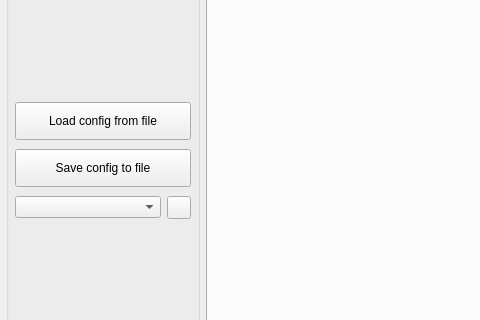
First picture: the form in src/mainwindow.ui, repository FreeJoy-Team/FreeJoyConfiguratorQt, before the edit; both pictures show x 0 to 480 and y 244 to 564 of the 1180 by 695 pixel window.
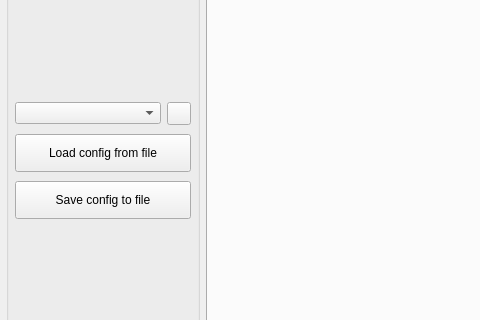
Second picture: the form after the edit. Icons and pictures are not drawn. Custom widgets are drawn as their Qt base class.

Diff of the .ui file:
```diff
--- a/src/mainwindow.ui
+++ b/src/mainwindow.ui
@@ -265,7 +265,7 @@
       <property name="title">
        <string>Device</string>
       </property>
-      <layout class="QGridLayout" name="gridLayout_7" rowstretch="0,0,0,0,0,1,0,0,0,0,1,0,0" columnstretch="0">
+      <layout class="QGridLayout" name="gridLayout_7" rowstretch="0,0,0,0,0,1,0,0,0,0,1,0,0,0" columnstretch="0">
        <property name="leftMargin">
         <number>6</number>
        </property>
@@ -284,25 +284,6 @@
        <property name="verticalSpacing">
         <number>9</number>
        </property>
-       <item row="1" column="0">
-        <widget class="QLabel" name="label_DeviceStatus">
-         <property name="minimumSize">
-          <size>
-           <width>0</width>
-           <height>20</height>
-          </size>
-         </property>
-         <property name="styleSheet">
-          <string notr="true"/>
-         </property>
-         <property name="text">
-          <string/>
-         </property>
-         <property name="alignment">
-          <set>Qt::AlignCenter</set>
-         </property>
-        </widget>
-       </item>
        <item row="4" column="0">
         <widget class="QPushButton" name="pushButton_WriteConfig">
          <property name="enabled">
@@ -328,90 +309,7 @@
          </property>
         </widget>
        </item>
-       <item row="6" column="0">
-        <widget class="QPushButton" name="pushButton_LoadFromFile">
-         <property name="sizePolicy">
-          <sizepolicy hsizetype="Minimum" vsizetype="Expanding">
-           <horstretch>0</horstretch>
-           <verstretch>0</verstretch>
-          </sizepolicy>
-         </property>
-         <property name="minimumSize">
-          <size>
-           <width>165</width>
-           <height>37</height>
-          </size>
-         </property>
-         <property name="styleSheet">
-          <string notr="true">height: 30px;</string>
-         </property>
-         <property name="text">
-          <string>Load config from file</string>
-         </property>
-        </widget>
-       </item>
-       <item row="0" column="0">
-        <widget class="CenteredCBox" name="comboBox_HidDeviceList">
-         <property name="minimumSize">
-          <size>
-           <width>165</width>
-           <height>26</height>
-          </size>
-         </property>
-         <property name="styleSheet">
-          <string notr="true">height: 22px;</string>
-         </property>
-        </widget>
-       </item>
-       <item row="8" column="0">
-        <widget class="QPushButton" name="pushButton_SaveToFile">
-         <property name="sizePolicy">
-          <sizepolicy hsizetype="Minimum" vsizetype="Expanding">
-           <horstretch>0</horstretch>
-           <verstretch>0</verstretch>
-          </sizepolicy>
-         </property>
-         <property name="minimumSize">
-          <size>
-           <width>165</width>
-           <height>37</height>
-          </size>
-         </property>
-         <property name="styleSheet">
-          <string notr="true">height: 30px;</string>
-         </property>
-         <property name="text">
-          <string>Save config to file</string>
-         </property>
-        </widget>
-       </item>
-       <item row="5" column="0">
-        <spacer name="verticalSpacer">
-         <property name="orientation">
-          <enum>Qt::Vertical</enum>
-         </property>
-         <property name="sizeHint" stdset="0">
-          <size>
-           <width>20</width>
-           <height>40</height>
-          </size>
-         </property>
-        </spacer>
-       </item>
-       <item row="10" column="0">
-        <spacer name="verticalSpacer_2">
-         <property name="orientation">
-          <enum>Qt::Vertical</enum>
-         </property>
-         <property name="sizeHint" stdset="0">
-          <size>
-           <width>20</width>
-           <height>40</height>
-          </size>
-         </property>
-        </spacer>
-       </item>
-       <item row="11" column="0">
+       <item row="12" column="0">
         <widget class="QPushButton" name="pushButton_ResetAllPins">
          <property name="sizePolicy">
           <sizepolicy hsizetype="Minimum" vsizetype="Expanding">
@@ -436,44 +334,27 @@
          </property>
         </widget>
        </item>
-       <item row="9" column="0">
-        <layout class="QHBoxLayout" name="horizontalLayout_2" stretch="1,0">
-         <property name="spacing">
-          <number>6</number>
-         </property>
-         <property name="leftMargin">
-          <number>0</number>
-         </property>
-         <property name="topMargin">
-          <number>0</number>
-         </property>
-         <property name="rightMargin">
-          <number>0</number>
-         </property>
-         <property name="bottomMargin">
-          <number>0</number>
-         </property>
-         <item>
-          <widget class="QComboBox" name="comboBox_Configs"/>
-         </item>
-         <item>
-          <widget class="QToolButton" name="toolButton_ConfigsDir">
+       <item row="7" column="0">
+        <widget class="QPushButton" name="pushButton_LoadFromFile">
            <property name="sizePolicy">
-            <sizepolicy hsizetype="Preferred" vsizetype="Preferred">
+          <sizepolicy hsizetype="Minimum" vsizetype="Expanding">
              <horstretch>0</horstretch>
              <verstretch>0</verstretch>
             </sizepolicy>
            </property>
+         <property name="minimumSize">
+          <size>
+           <width>165</width>
+           <height>37</height>
+          </size>
+         </property>
+         <property name="styleSheet">
+          <string notr="true">height: 30px;</string>
+         </property>
            <property name="text">
-            <string/>
-           </property>
-           <property name="icon">
-            <iconset resource="resources.qrc">
-             <normaloff>:/Images/setings.png</normaloff>:/Images/setings.png</iconset>
-           </property>
-          </widget>
-         </item>
-        </layout>
+          <string>Load config from file</string>
+         </property>
+        </widget>
        </item>
        <item row="3" column="0">
         <widget class="QPushButton" name="pushButton_ReadConfig">
@@ -500,6 +381,41 @@
          </property>
         </widget>
        </item>
+       <item row="9" column="0">
+        <widget class="QPushButton" name="pushButton_SaveToFile">
+         <property name="sizePolicy">
+          <sizepolicy hsizetype="Minimum" vsizetype="Expanding">
+           <horstretch>0</horstretch>
+           <verstretch>0</verstretch>
+          </sizepolicy>
+         </property>
+         <property name="minimumSize">
+          <size>
+           <width>165</width>
+           <height>37</height>
+          </size>
+         </property>
+         <property name="styleSheet">
+          <string notr="true">height: 30px;</string>
+         </property>
+         <property name="text">
+          <string>Save config to file</string>
+         </property>
+        </widget>
+       </item>
+       <item row="5" column="0">
+        <spacer name="verticalSpacer">
+         <property name="orientation">
+          <enum>Qt::Vertical</enum>
+         </property>
+         <property name="sizeHint" stdset="0">
+          <size>
+           <width>20</width>
+           <height>40</height>
+          </size>
+         </property>
+        </spacer>
+       </item>
        <item row="2" column="0">
         <layout class="QHBoxLayout" name="horizontalLayout_3" stretch="1,1,1">
          <property name="spacing">
@@ -565,7 +481,26 @@
          </item>
         </layout>
        </item>
-       <item row="12" column="0">
+       <item row="1" column="0">
+        <widget class="QLabel" name="label_DeviceStatus">
+         <property name="minimumSize">
+          <size>
+           <width>0</width>
+           <height>20</height>
+          </size>
+         </property>
+         <property name="styleSheet">
+          <string notr="true"/>
+         </property>
+         <property name="text">
+          <string/>
+         </property>
+         <property name="alignment">
+          <set>Qt::AlignCenter</set>
+         </property>
+        </widget>
+       </item>
+       <item row="13" column="0">
         <widget class="QPushButton" name="pushButton_ShowDebug">
          <property name="sizePolicy">
           <sizepolicy hsizetype="Minimum" vsizetype="Expanding">
@@ -587,6 +522,71 @@
          </property>
         </widget>
        </item>
+       <item row="0" column="0">
+        <widget class="CenteredCBox" name="comboBox_HidDeviceList">
+         <property name="minimumSize">
+          <size>
+           <width>165</width>
+           <height>26</height>
+          </size>
+         </property>
+         <property name="styleSheet">
+          <string notr="true">height: 22px;</string>
+         </property>
+        </widget>
+       </item>
+       <item row="6" column="0">
+        <layout class="QHBoxLayout" name="horizontalLayout_2" stretch="1,0">
+         <property name="spacing">
+          <number>6</number>
+         </property>
+         <property name="leftMargin">
+          <number>0</number>
+         </property>
+         <property name="topMargin">
+          <number>0</number>
+         </property>
+         <property name="rightMargin">
+          <number>0</number>
+         </property>
+         <property name="bottomMargin">
+          <number>0</number>
+         </property>
+         <item>
+          <widget class="QComboBox" name="comboBox_Configs"/>
+         </item>
+         <item>
+          <widget class="QToolButton" name="toolButton_ConfigsDir">
+           <property name="sizePolicy">
+            <sizepolicy hsizetype="Preferred" vsizetype="Preferred">
+             <horstretch>0</horstretch>
+             <verstretch>0</verstretch>
+            </sizepolicy>
+           </property>
+           <property name="text">
+            <string/>
+           </property>
+           <property name="icon">
+            <iconset resource="resources.qrc">
+             <normaloff>:/Images/setings.png</normaloff>:/Images/setings.png</iconset>
+           </property>
+          </widget>
+         </item>
+        </layout>
+       </item>
+       <item row="10" column="0" rowspan="2">
+        <spacer name="verticalSpacer_2">
+         <property name="orientation">
+          <enum>Qt::Vertical</enum>
+         </property>
+         <property name="sizeHint" stdset="0">
+          <size>
+           <width>20</width>
+           <height>40</height>
+          </size>
+         </property>
+        </spacer>
+       </item>
       </layout>
      </widget>
     </item>
```
Lines whose indentation alone changed are shown as unchanged.
